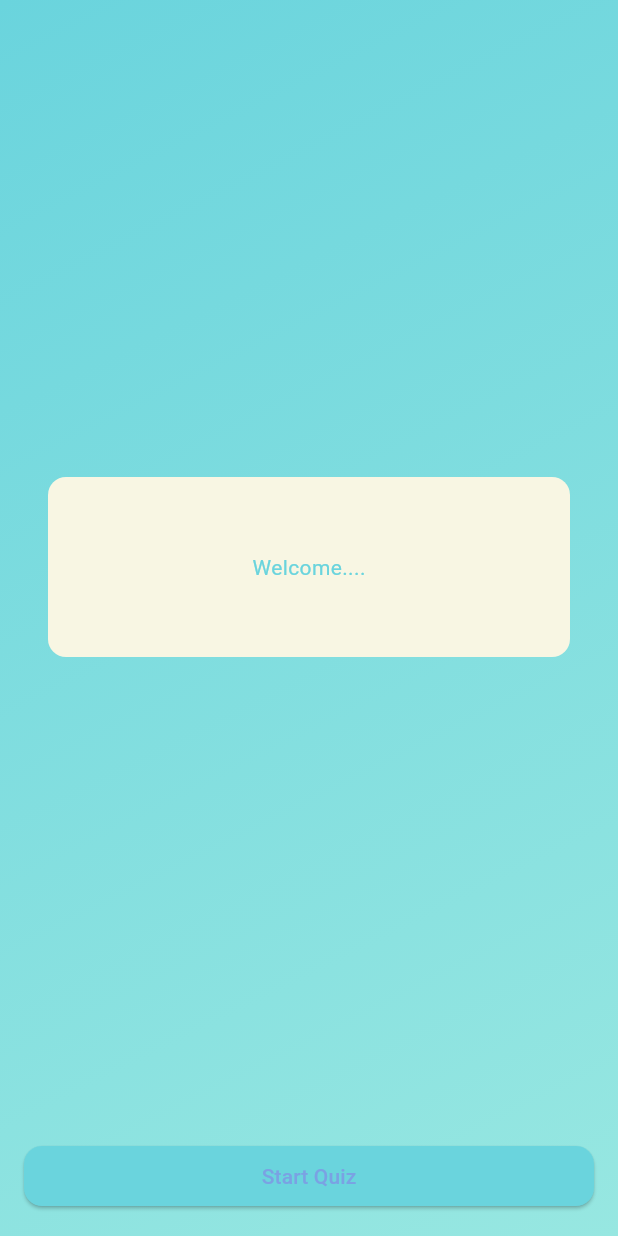
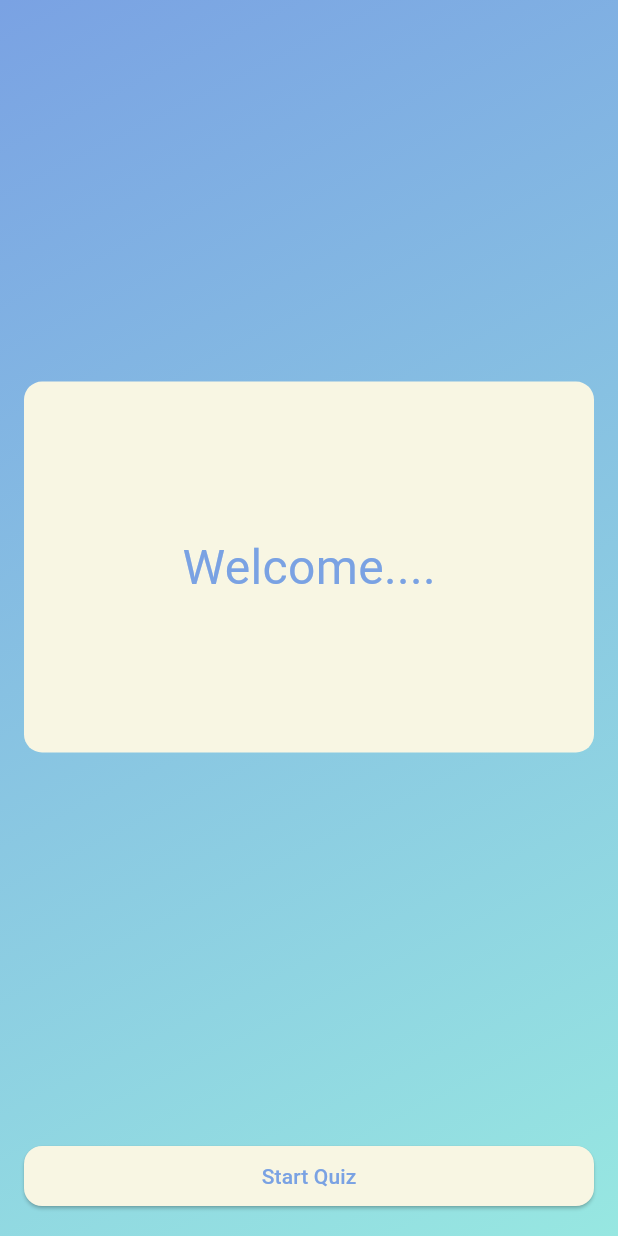
Before and after one commit to mussie-alemayehu/OIBSIP, a Flutter app: the WelcomeScreen screen opened directly, on a phone screen of 412 x 824 dp. Run offline on Flutter 3.47's test engine with Material 3 defaults, Android fonts, the phone set to English and light mode, and no system bars.

Commit message:
improve navigation and welcome screen design

```diff
--- a/quiz/lib/main.dart
+++ b/quiz/lib/main.dart
@@ -2,6 +2,7 @@ import 'package:flutter/material.dart';
 
 import './screens/quiz_screen.dart';
 import './screens/main_screen.dart';
+import './screens/welcome_screen.dart';
 
 void main() {
   runApp(const MyApp());
@@ -26,10 +27,11 @@ class MyApp extends StatelessWidget {
         ),
         useMaterial3: true,
       ),
-      home: const MainScreen(),
+      home: const WelcomeScreen(),
       routes: {
         // this is where the screens in the app are registered
         QuizScreen.routeName: (_) => const QuizScreen(),
+        MainScreen.routeName: (_) => const MainScreen(),
       },
     );
   }
--- a/quiz/lib/screens/main_screen.dart
+++ b/quiz/lib/screens/main_screen.dart
@@ -3,6 +3,8 @@ import 'package:flutter/material.dart';
 import './quiz_screen.dart';
 
 class MainScreen extends StatefulWidget {
+  static const routeName = '/main';
+
   const MainScreen({super.key});
 
   @override
--- a/quiz/lib/screens/welcome_screen.dart
+++ b/quiz/lib/screens/welcome_screen.dart
@@ -1,4 +1,6 @@
 import 'package:flutter/material.dart';
+
+import './main_screen.dart';
 
 class WelcomeScreen extends StatelessWidget {
   static const routeName = '/welcome';
@@ -14,7 +16,7 @@ class WelcomeScreen extends StatelessWidget {
             begin: Alignment.topLeft,
             end: Alignment.bottomRight,
             colors: [
-              Theme.of(context).colorScheme.primary,
+              Theme.of(context).colorScheme.onPrimary,
               Theme.of(context).colorScheme.tertiary,
               // Theme.of(context).colorScheme.secondary,
             ],
@@ -27,8 +29,8 @@ class WelcomeScreen extends StatelessWidget {
               child: Center(
                 child: Container(
                   width: double.infinity,
-                  height: 120,
-                  margin: const EdgeInsets.all(16),
+                  height: MediaQuery.of(context).size.height * 0.3,
+                  // margin: const EdgeInsets.all(16),
                   decoration: BoxDecoration(
                     color: Theme.of(context).colorScheme.secondary,
                     borderRadius: BorderRadius.circular(12),
@@ -37,7 +39,8 @@ class WelcomeScreen extends StatelessWidget {
                     child: Text(
                       'Welcome....',
                       style: TextStyle(
-                        color: Theme.of(context).colorScheme.onSecondary,
+                        color: Theme.of(context).colorScheme.onPrimary,
+                        fontSize: 32,
                       ),
                     ),
                   ),
@@ -49,12 +52,13 @@ class WelcomeScreen extends StatelessWidget {
               child: ElevatedButton(
                 style: ElevatedButton.styleFrom(
                   foregroundColor: Theme.of(context).colorScheme.onPrimary,
-                  backgroundColor: Theme.of(context).primaryColor,
+                  backgroundColor: Theme.of(context).colorScheme.secondary,
                   shape: RoundedRectangleBorder(
                     borderRadius: BorderRadius.circular(12),
                   ),
                 ),
-                onPressed: () {},
+                onPressed: () => Navigator.of(context)
+                    .pushReplacementNamed(MainScreen.routeName),
                 child: const Row(
                   mainAxisAlignment: MainAxisAlignment.center,
                   children: [
```
